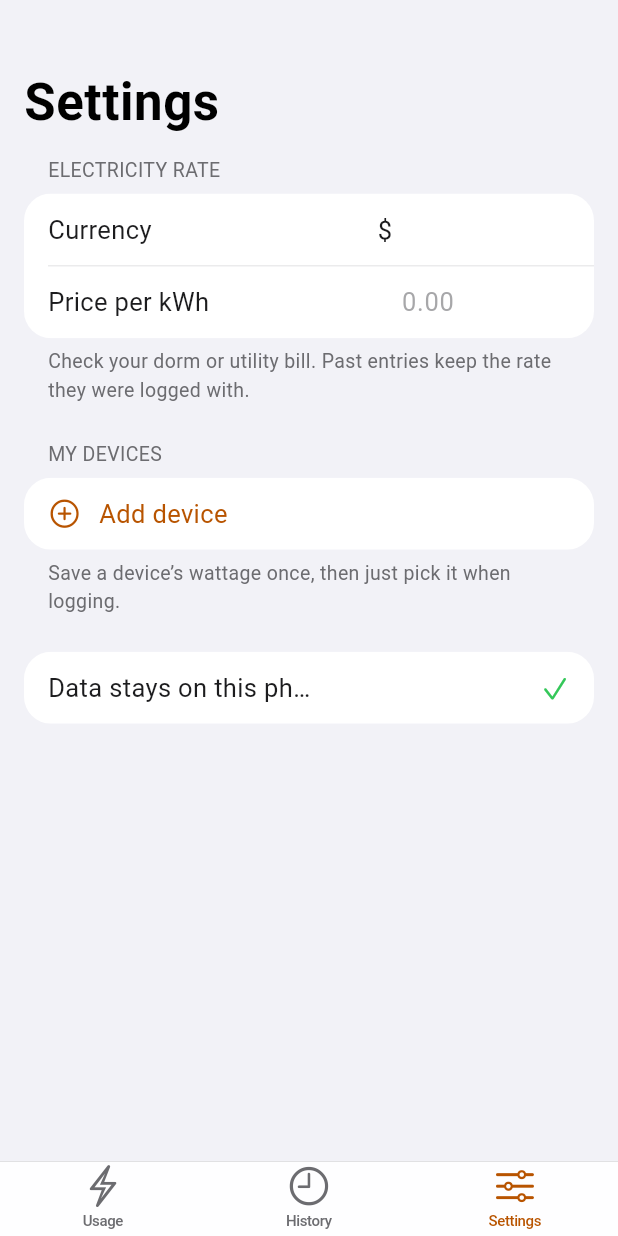
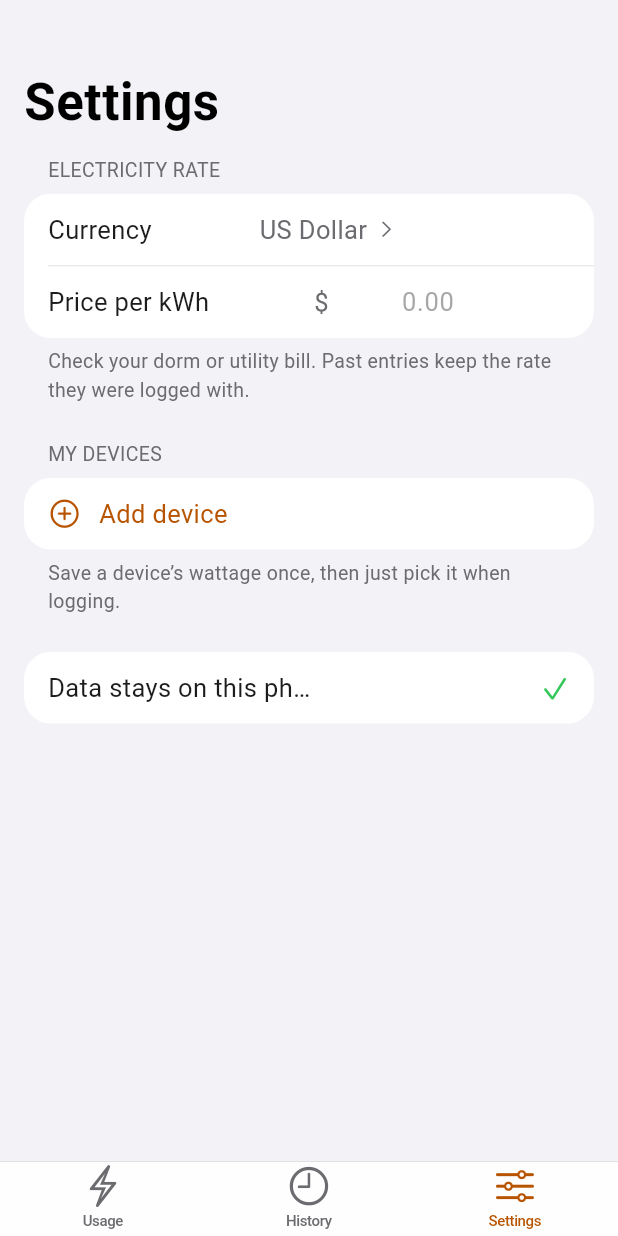
Before and after one commit to c4rlosst/wattly, a Flutter app: the screen it shows after launch, item 3 of the bottom bar chosen, on a phone screen of 412 x 824 dp. Run offline on Flutter 3.47's test engine with Material 3 defaults, Android fonts, the light colour scheme and no system bars; our stand-ins replace shared_preferences.

Commit message:
Add currency picker
Settings now has a currency picker with the Philippine peso and other
common currencies, plus a custom symbol option. The choice is saved, and
older saved data keeps its symbol.

```diff
--- /dev/null
+++ b/lib/currencies.dart
@@ -0,0 +1,57 @@
+class Currency {
+  const Currency(this.code, this.symbol, this.name);
+
+  final String code;
+  final String symbol;
+  final String name;
+}
+
+/// Code used when the student types their own symbol.
+const customCurrencyCode = 'CUSTOM';
+
+/// Common currencies; symbols that clash (several "$" currencies) use a short
+/// prefix so a logged cost is unambiguous.
+const currencies = [
+  Currency('USD', '\$', 'US Dollar'),
+  Currency('PHP', '₱', 'Philippine Peso'),
+  Currency('EUR', '€', 'Euro'),
+  Currency('GBP', '£', 'British Pound'),
+  Currency('MXN', 'MX\$', 'Mexican Peso'),
+  Currency('ARS', 'AR\$', 'Argentine Peso'),
+  Currency('COP', 'COL\$', 'Colombian Peso'),
+  Currency('CLP', 'CL\$', 'Chilean Peso'),
+  Currency('DOP', 'RD\$', 'Dominican Peso'),
+  Currency('CAD', 'C\$', 'Canadian Dollar'),
+  Currency('AUD', 'A\$', 'Australian Dollar'),
+  Currency('NZD', 'NZ\$', 'New Zealand Dollar'),
+  Currency('SGD', 'S\$', 'Singapore Dollar'),
+  Currency('HKD', 'HK\$', 'Hong Kong Dollar'),
+  Currency('JPY', '¥', 'Japanese Yen'),
+  Currency('CNY', 'CN¥', 'Chinese Yuan'),
+  Currency('KRW', '₩', 'South Korean Won'),
+  Currency('INR', '₹', 'Indian Rupee'),
+  Currency('IDR', 'Rp', 'Indonesian Rupiah'),
+  Currency('MYR', 'RM', 'Malaysian Ringgit'),
+  Currency('THB', '฿', 'Thai Baht'),
+  Currency('VND', '₫', 'Vietnamese Dong'),
+  Currency('BRL', 'R\$', 'Brazilian Real'),
+  Currency('ZAR', 'R', 'South African Rand'),
+  Currency('NGN', '₦', 'Nigerian Naira'),
+  Currency('AED', 'AED', 'UAE Dirham'),
+  Currency('CHF', 'CHF', 'Swiss Franc'),
+];
+
+Currency? currencyByCode(String code) {
+  for (final c in currencies) {
+    if (c.code == code) return c;
+  }
+  return null;
+}
+
+/// Best guess at which currency an older saved symbol meant.
+Currency? currencyBySymbol(String symbol) {
+  for (final c in currencies) {
+    if (c.symbol == symbol) return c;
+  }
+  return null;
+}
--- a/lib/screens/settings_page.dart
+++ b/lib/screens/settings_page.dart
@@ -1,10 +1,12 @@
 import 'package:flutter/cupertino.dart';
 import 'package:flutter/material.dart';
 
+import '../currencies.dart';
 import '../format.dart';
 import '../store.dart';
 import '../theme.dart';
 import '../widgets.dart';
+import 'currency_picker.dart';
 
 class SettingsPage extends StatefulWidget {
   const SettingsPage({super.key, required this.store});
@@ -17,7 +19,6 @@ class SettingsPage extends StatefulWidget {
 
 class _SettingsPageState extends State<SettingsPage> {
   late final TextEditingController _rate;
-  late final TextEditingController _currency;
 
   @override
   void initState() {
@@ -25,13 +26,11 @@ class _SettingsPageState extends State<SettingsPage> {
     final s = widget.store;
     _rate = TextEditingController(
         text: s.ratePerKwh == 0 ? '' : s.ratePerKwh.toString());
-    _currency = TextEditingController(text: s.currency);
   }
 
   @override
   void dispose() {
     _rate.dispose();
-    _currency.dispose();
     super.dispose();
   }
 
@@ -101,28 +100,52 @@ class _SettingsPageState extends State<SettingsPage> {
                 footer:
                     'Check your dorm or utility bill. Past entries keep the rate they were logged with.',
                 children: [
-                  FormRow(
-                    label: 'Currency',
-                    trailing: SizedBox(
-                      width: 80,
-                      child: NumberField(
-                        controller: _currency,
-                        hint: '\$',
-                        keyboardType: TextInputType.text,
-                        onChanged: (v) =>
-                            store.setCurrency(v.isEmpty ? '\$' : v),
+                  GestureDetector(
+                    key: const Key('currency-row'),
+                    behavior: HitTestBehavior.opaque,
+                    onTap: () => showCurrencyPicker(context, store),
+                    child: FormRow(
+                      label: 'Currency',
+                      trailing: Row(
+                        mainAxisSize: MainAxisSize.min,
+                        children: [
+                          Flexible(
+                            child: Text(
+                              currencyByCode(store.currencyCode)?.name ??
+                                  'Custom (${store.currency})',
+                              maxLines: 1,
+                              overflow: TextOverflow.ellipsis,
+                              style: TextStyle(
+                                  fontSize: 17, color: p.secondary),
+                            ),
+                          ),
+                          const SizedBox(width: 6),
+                          Icon(CupertinoIcons.chevron_right,
+                              size: 14, color: p.secondary),
+                        ],
                       ),
                     ),
                   ),
                   FormRow(
                     label: 'Price per kWh',
-                    trailing: SizedBox(
-                      width: 120,
-                      child: NumberField(
-                        controller: _rate,
-                        hint: '0.00',
-                        onChanged: (v) => store.setRate(parseNumber(v) ?? 0),
-                      ),
+                    trailing: Row(
+                      mainAxisSize: MainAxisSize.min,
+                      children: [
+                        Text(store.currency,
+                            style:
+                                TextStyle(fontSize: 17, color: p.secondary)),
+                        const SizedBox(width: 4),
+                        SizedBox(
+                          width: 80,
+                          child: NumberField(
+                            key: const Key('rate'),
+                            controller: _rate,
+                            hint: '0.00',
+                            onChanged: (v) =>
+                                store.setRate(parseNumber(v) ?? 0),
+                          ),
+                        ),
+                      ],
                     ),
                   ),
                 ],
```
Also changed, not shown: lib/screens/currency_picker.dart (added, +182 -0 lines), lib/store.dart (+11 -2 lines), 1 other file.
